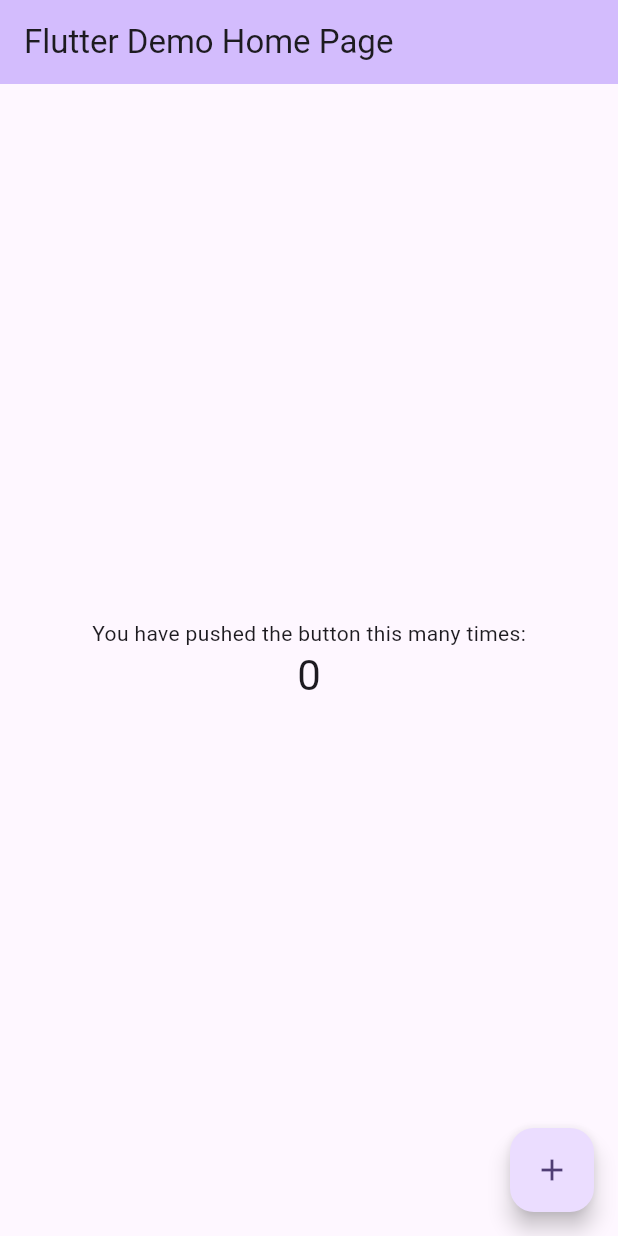
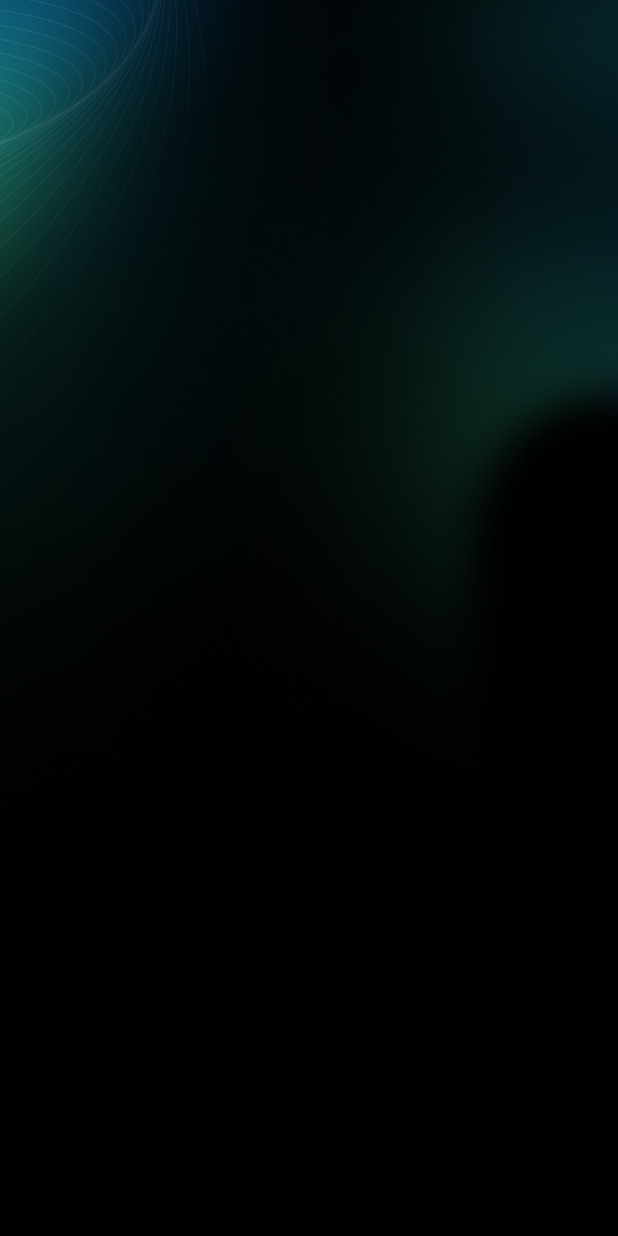
Before and after one commit to surabhiwaingankar/HackNiche2.0-K-Means-Gamble, a Flutter app: the screen it shows after launch, on a phone screen of 412 x 824 dp. Run offline on Flutter 3.47's test engine with Material 3 defaults, Android fonts, the light colour scheme and no system bars.

Commit message:
Adding Landing Page Background

```diff
--- a/hackniche/lib/main.dart
+++ b/hackniche/lib/main.dart
@@ -1,4 +1,5 @@
 import 'package:flutter/material.dart';
+import 'package:hackniche/screens/landing_page.dart';
 
 void main() {
   runApp(const MyApp());
@@ -11,115 +12,10 @@
   @override
   Widget build(BuildContext context) {
     return MaterialApp(
+      debugShowCheckedModeBanner: false,
       title: 'Flutter Demo',
-      theme: ThemeData(
-        // This is the theme of your application.
-        //
-        // TRY THIS: Try running your application with "flutter run". You'll see
-        // the application has a purple toolbar. Then, without quitting the app,
-        // try changing the seedColor in the colorScheme below to Colors.green
-        // and then invoke "hot reload" (save your changes or press the "hot
-        // reload" button in a Flutter-supported IDE, or press "r" if you used
-        // the command line to start the app).
-        //
-        // Notice that the counter didn't reset back to zero; the application
-        // state is not lost during the reload. To reset the state, use hot
-        // restart instead.
-        //
-        // This works for code too, not just values: Most code changes can be
-        // tested with just a hot reload.
-        colorScheme: ColorScheme.fromSeed(seedColor: Colors.deepPurple),
-        useMaterial3: true,
-      ),
-      home: const MyHomePage(title: 'Flutter Demo Home Page'),
+      theme: ThemeData(useMaterial3: true),
+      home: const LandingPage(),
     );
   }
 }
-
-class MyHomePage extends StatefulWidget {
-  const MyHomePage({super.key, required this.title});
-
-  // This widget is the home page of your application. It is stateful, meaning
-  // that it has a State object (defined below) that contains fields that affect
-  // how it looks.
-
-  // This class is the configuration for the state. It holds the values (in this
-  // case the title) provided by the parent (in this case the App widget) and
-  // used by the build method of the State. Fields in a Widget subclass are
-  // always marked "final".
-
-  final String title;
-
-  @override
-  State<MyHomePage> createState() => _MyHomePageState();
-}
-
-class _MyHomePageState extends State<MyHomePage> {
-  int _counter = 0;
-
-  void _incrementCounter() {
-    setState(() {
-      // This call to setState tells the Flutter framework that something has
-      // changed in this State, which causes it to rerun the build method below
-      // so that the display can reflect the updated values. If we changed
-      // _counter without calling setState(), then the build method would not be
-      // called again, and so nothing would appear to happen.
-      _counter++;
-    });
-  }
-
-  @override
-  Widget build(BuildContext context) {
-    // This method is rerun every time setState is called, for instance as done
-    // by the _incrementCounter method above.
-    //
-    // The Flutter framework has been optimized to make rerunning build methods
-    // fast, so that you can just rebuild anything that needs updating rather
-    // than having to individually change instances of widgets.
-    return Scaffold(
-      appBar: AppBar(
-        // TRY THIS: Try changing the color here to a specific color (to
-        // Colors.amber, perhaps?) and trigger a hot reload to see the AppBar
-        // change color while the other colors stay the same.
-        backgroundColor: Theme.of(context).colorScheme.inversePrimary,
-        // Here we take the value from the MyHomePage object that was created by
-        // the App.build method, and use it to set our appbar title.
-        title: Text(widget.title),
-      ),
-      body: Center(
-        // Center is a layout widget. It takes a single child and positions it
-        // in the middle of the parent.
-        child: Column(
-          // Column is also a layout widget. It takes a list of children and
-          // arranges them vertically. By default, it sizes itself to fit its
-          // children horizontally, and tries to be as tall as its parent.
-          //
-          // Column has various properties to control how it sizes itself and
-          // how it positions its children. Here we use mainAxisAlignment to
-          // center the children vertically; the main axis here is the vertical
-          // axis because Columns are vertical (the cross axis would be
-          // horizontal).
-          //
-          // TRY THIS: Invoke "debug painting" (choose the "Toggle Debug Paint"
-          // action in the IDE, or press "p" in the console), to see the
-          // wireframe for each widget.
-          mainAxisAlignment: MainAxisAlignment.center,
-          children: <Widget>[
-            const Text(
-              'You have pushed the button this many times:',
-            ),
-            Text(
-              '$_counter',
-              style: Theme.of(context).textTheme.headlineMedium,
-            ),
-          ],
-        ),
-      ),
-      floatingActionButton: FloatingActionButton(
-        onPressed: _incrementCounter,
-        tooltip: 'Increment',
-        child: const Icon(Icons.add),
-      ), // This trailing comma makes auto-formatting nicer for build methods.
-    );
-  }
-}
--- /dev/null
+++ b/hackniche/lib/screens/landing_page.dart
@@ -0,0 +1,33 @@
+import 'package:flutter/material.dart';
+
+class LandingPage extends StatefulWidget {
+  const LandingPage({super.key});
+
+  @override
+  State<LandingPage> createState() => _LandingPageState();
+}
+
+class _LandingPageState extends State<LandingPage> {
+  @override
+  Widget build(BuildContext context) {
+    return LayoutBuilder(builder: ((context, constraints) {
+      return Container(
+        child: SingleChildScrollView(
+          child: Stack(
+            children: [
+              Container(
+                width: constraints.maxWidth,
+                height: constraints.maxHeight,
+                decoration: const BoxDecoration(
+                  image: DecorationImage(
+                      image: AssetImage('assets/images/CosmicHero.png'),
+                      fit: BoxFit.cover),
+                ),
+              )
+            ],
+          ),
+        ),
+      );
+    }));
+  }
+}
--- a/hackniche/pubspec.yaml
+++ b/hackniche/pubspec.yaml
@@ -59,8 +59,8 @@ flutter:
   uses-material-design: true
 
   # To add assets to your application, add an assets section, like this:
-  # assets:
-  #   - images/a_dot_burr.jpeg
+  assets:
+    - assets/images/CosmicHero.png
   #   - images/a_dot_ham.jpeg
 
   # An image asset can refer to one or more resolution-specific "variants", see
```
Also changed, not shown: hackniche/assets/images/CosmicHero.png (added).
